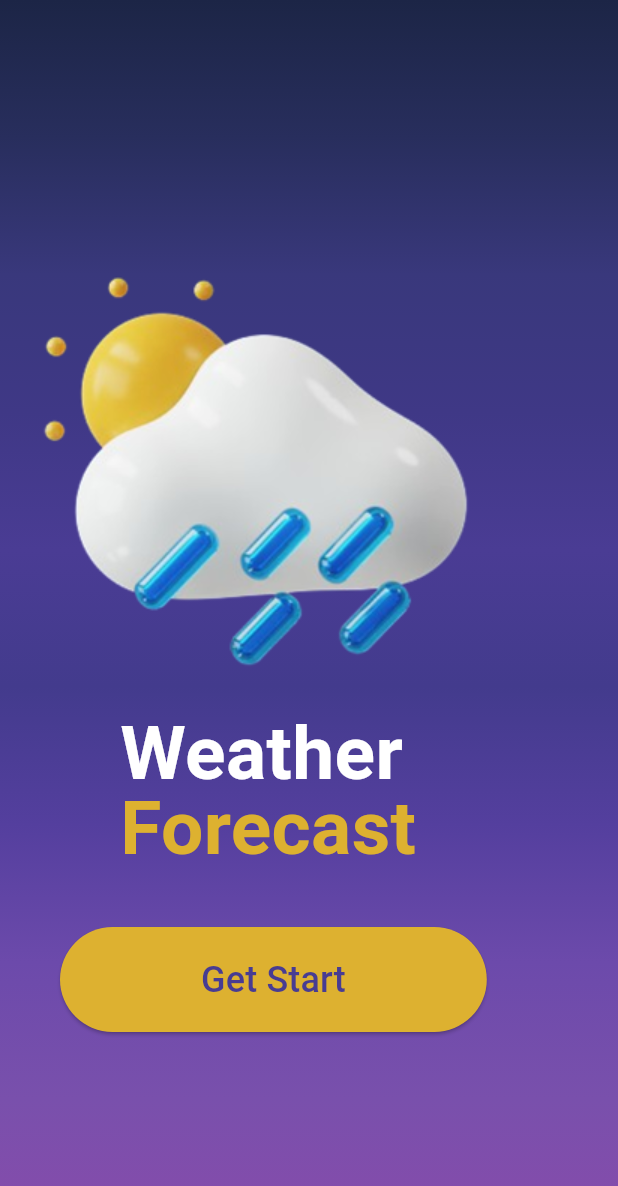
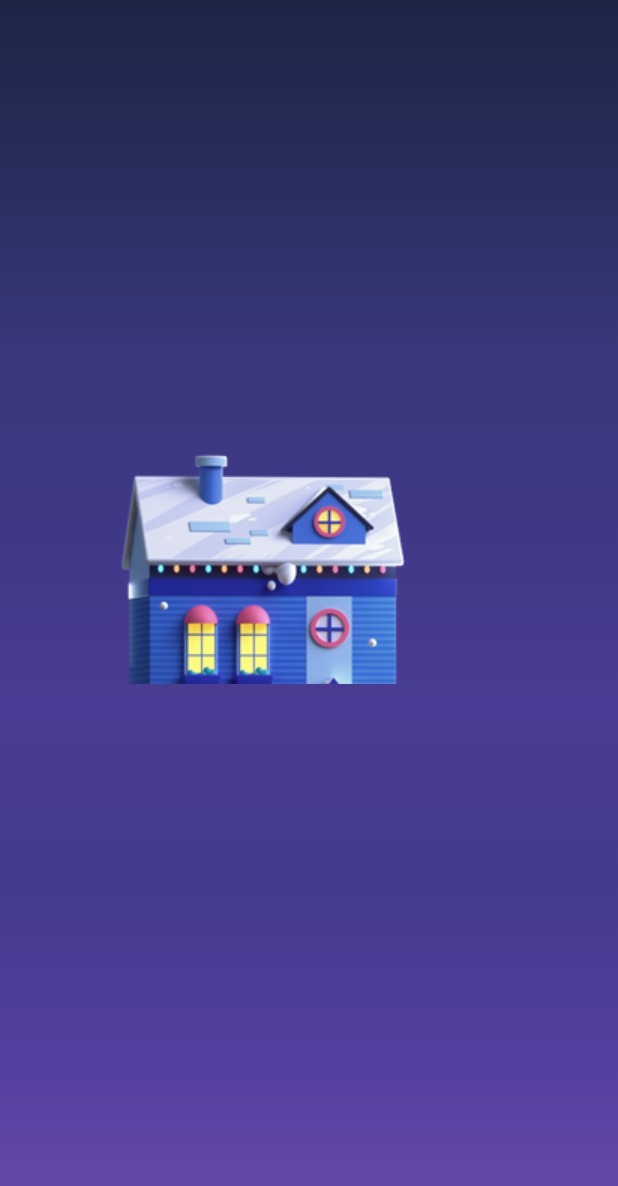
Before and after one commit to adeenazara2002/Weather-Forecast-App, a Flutter app: the Home screen opened directly, on a phone screen of 412 x 824 dp. Shown: the top 1186 px of the screen. Run offline on Flutter 3.47's test engine with Material 3 defaults, Android fonts, the phone set to English and light mode, and no system bars.

Commit message:
Home Screen

```diff
--- a/lib/Screens/home.dart
+++ b/lib/Screens/home.dart
@@ -21,98 +21,23 @@ class Home extends StatelessWidget {
               Color.fromRGBO(67, 59, 141, 1.0),
               Color.fromRGBO(84, 63, 158, 1.0),
               Color.fromRGBO(108, 74, 171, 1.0),
-              Color.fromRGBO(121, 80, 172, 1.0),
-              Color.fromRGBO(135, 75, 171, 1.0),
-
-
+              // Color.fromRGBO(121, 80, 172, 1.0),
+              // Color.fromRGBO(135, 75, 171, 1.0),
             ],
           ),
         ),
         child: Column(
           children: [
             SizedBox(
-              height: 180,
+              height: 300,
             ),
             Row(
               children: [
-                Padding(padding: EdgeInsets.only(left: 25)),
-                Image.asset('assets/images/cloud.png'),
+                Padding(padding: EdgeInsets.only(left: 60)),
+                Image.asset('assets/images/house.png'),
               ],
             ),
-            // === TEXT ROW ===
-            SizedBox(
-              height: 20,
-            ),
-            Stack(
-              children: [
-                Row(
-                  children: [
-                    Padding(padding: EdgeInsets.only(left: 80)),
-                    Text(
-                      'Weather',
-                      style: TextStyle(
-                        color: Colors.white,
-                        fontSize: 50,
-                        fontWeight: FontWeight.w700,
-                      ),
-                    ),
-                  ],
-                ),
-                // === TEXT 2 ROW ===
-                Padding(
-                  padding: EdgeInsets.only(
-                      top: 50, left: 80), // Adjust this for desired space
-                  child: Text(
-                    'Forecast',
-                    style: TextStyle(
-                      color: Color.fromRGBO(221, 177, 48, 1.0),
-                      fontSize: 50,
-                      fontWeight: FontWeight.w700,
-                    ),
-                  ),
-                ),
-              ],
-            ),
-
-            // === BUTTON ===
-
-            SizedBox(
-              height: 30,
-            ),
-
-            Row(
-              children: [
-                Container(
-                  margin: EdgeInsets.only(left: 40),
-                  child: ElevatedButton(
-                    onPressed: () {
-                      Navigator.push(
-                          context,
-                          MaterialPageRoute(
-                            builder: (context) => Home(),
-                          ));
-                    },
-                    style: ElevatedButton.styleFrom(
-                      backgroundColor: Color.fromRGBO(221, 177, 48, 1.0),
-                      foregroundColor: Color.fromRGBO(72, 60, 146, 1.0),
-                      shape: RoundedRectangleBorder(
-                        borderRadius: BorderRadius.circular(50.0),
-                      ),
-                    ),
-                    child: Padding(
-                      padding: const EdgeInsets.symmetric(
-                          horizontal: 70.0, vertical: 18.0),
-                      child: Text(
-                        'Get Start',
-                        style: TextStyle(
-                            fontSize: 24.0, fontWeight: FontWeight.w500),
-                      ),
-                    ),
-                  ),
-                )
-              ],
-            )
-          ],
+                     ],
         ),
       ),
     );
```
Also changed, not shown: assets/images/house.png (added), lib/Screens/splash.dart (line endings or trailing spaces).
